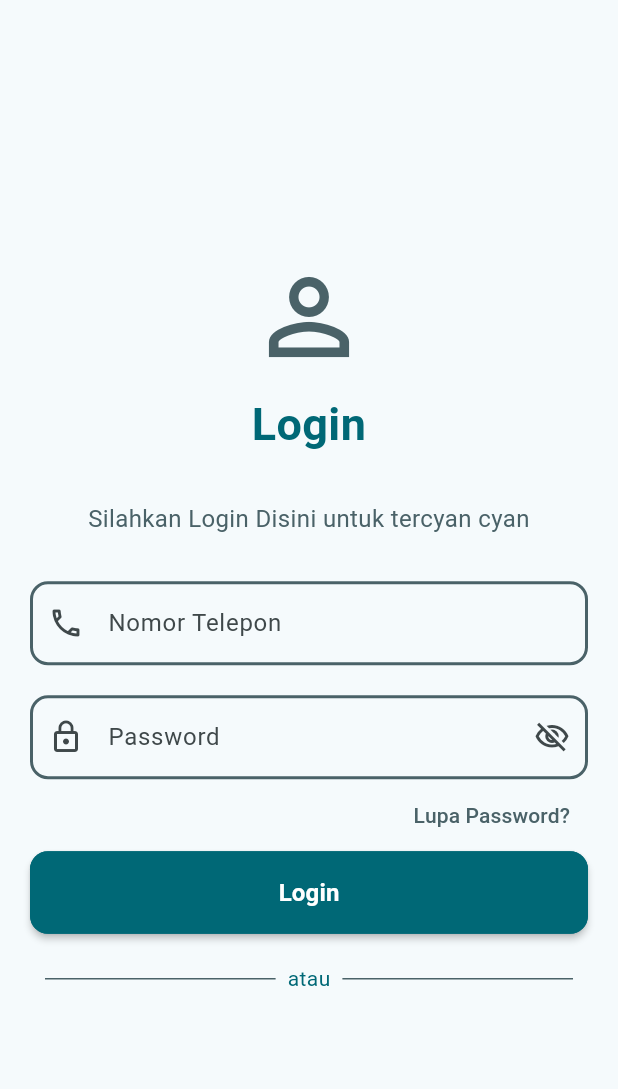
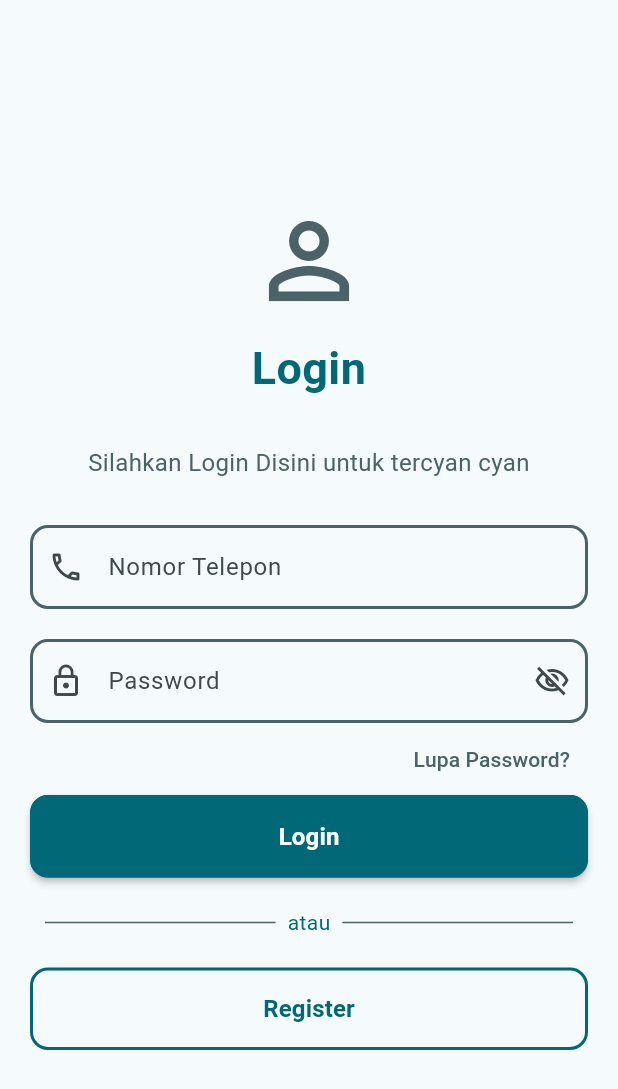
Before and after one commit to yaseumine/KB1179-1123150146-uts, a Flutter app: the Login screen opened directly, on a phone screen of 412 x 824 dp. Shown: the top 1089 px of the screen. Run offline on Flutter 3.47's test engine with Material 3 defaults, Android fonts, the phone set to English and light mode, and no system bars.

Commit message:
membuat button outline button regoster

```diff
--- a/lib/login.dart
+++ b/lib/login.dart
@@ -113,6 +113,22 @@ class Login extends StatelessWidget {
                   ],
                 ),
               ),
+              SizedBox(height: 20),
+              OutlinedButton(
+                onPressed: () {},
+                style: OutlinedButton.styleFrom(
+                  side: BorderSide(color: cs.primary, width: 2.0),
+                  foregroundColor: cs.primary,
+                  padding: const EdgeInsets.symmetric(vertical: 16.0),
+                  shape: RoundedRectangleBorder(
+                    borderRadius: BorderRadius.circular(12.0),
+                  ),
+                ),
+                child: const Text(
+                  'Register',
+                  style: TextStyle(fontSize: 16, fontWeight: FontWeight.bold),
+                ),
+              ),
             ],
           ),
         ),
```
